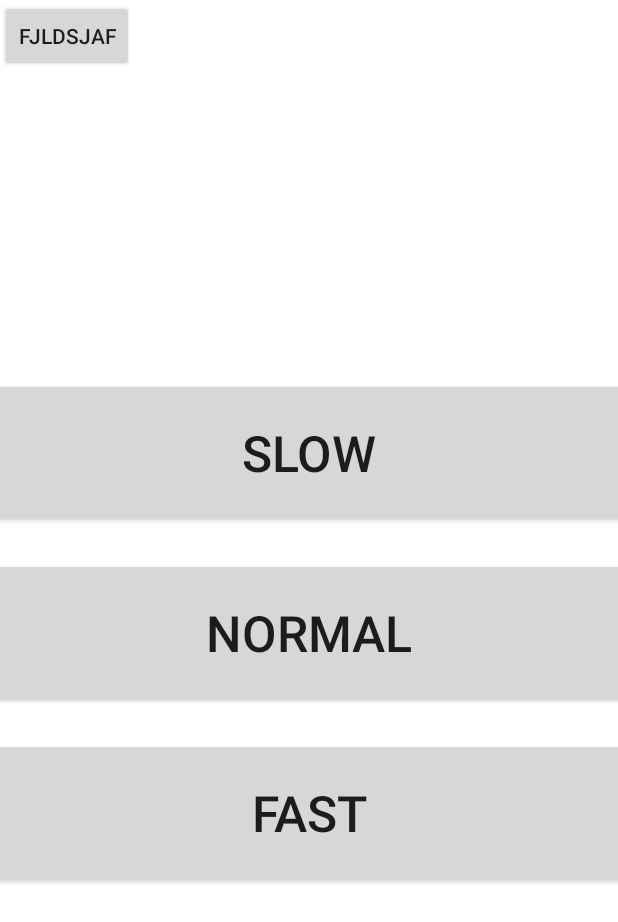
After one commit to boo4ce/FirstGame, an Android app: the SelectLevelActivity screen opened directly, with no data from a screen before it, on a phone screen of 412 x 824 dp. The commit adds this screen. Shown: the top 922 px of the screen. Run offline under Robolectric (Android 15) with nearby library versions, the phone set to English and light mode, and no system bars.

Commit message:
New select level

```diff
--- a/app/src/main/AndroidManifest.xml
+++ b/app/src/main/AndroidManifest.xml
@@ -9,10 +9,13 @@
         android:roundIcon="@mipmap/ic_launcher_round"
         android:supportsRtl="true"
         android:theme="@style/Theme.FirstGame">
+
         <activity
             android:name=".MainActivity"
-            android:screenOrientation="portrait">
-        </activity>
+            android:screenOrientation="portrait"/>
+
+        <activity android:name=".SelectLevelActivity"
+            android:screenOrientation="portrait"/>
 
         <activity
             android:name=".MenuActivity"
--- a/app/src/main/java/com/example/firstgame/MenuActivity.java
+++ b/app/src/main/java/com/example/firstgame/MenuActivity.java
@@ -1,14 +1,19 @@
 package com.example.firstgame;
 
+import android.annotation.SuppressLint;
 import android.app.Activity;
 import android.content.Intent;
 import android.os.Bundle;
+import android.view.MotionEvent;
 import android.view.View;
 import android.view.Window;
 import android.view.WindowManager;
 import android.widget.Button;
 
+import com.example.firstgame.attributes.Level;
+
 public class MenuActivity extends Activity {
+    @SuppressLint("ResourceType")
     @Override
     protected void onCreate(Bundle saveInstanceState) {
         super.onCreate(saveInstanceState);
@@ -21,10 +26,11 @@ public class MenuActivity extends Activity {
         button.setOnClickListener(new View.OnClickListener() {
             @Override
             public void onClick(View v) {
-                Intent intent = new Intent(getApplicationContext(), MainActivity.class);
+                Intent intent = new Intent(getApplicationContext(), SelectLevelActivity.class);
                 startActivity(intent);
             }
         });
+
         button = findViewById(R.id.quit);
         button.setOnClickListener(new View.OnClickListener() {
             @Override
@@ -32,5 +38,6 @@ public class MenuActivity extends Activity {
                 MenuActivity.this.finish();
             }
         });
+
     }
 }
--- /dev/null
+++ b/app/src/main/java/com/example/firstgame/SelectLevelActivity.java
@@ -0,0 +1,36 @@
+package com.example.firstgame;
+
+import android.app.Activity;
+import android.content.Intent;
+import android.os.Bundle;
+import android.view.View;
+
+import com.example.firstgame.attributes.Level;
+
+public class SelectLevelActivity extends Activity {
+    @Override
+    protected void onCreate(Bundle saveInstanceBundle) {
+        super.onCreate(saveInstanceBundle);
+        this.setContentView(R.layout.select_level);
+
+        int[] selected_level = {R.id.slow, R.id.normal, R.id.fast};
+        int[] level = {Level.SLOW, Level.NORMAL, Level.FAST};
+
+        for(int i = 0; i < 3; i++) {
+            final int j = i;
+            findViewById(selected_level[i]).setOnClickListener(new View.OnClickListener() {
+                @Override
+                public void onClick(View v) {
+                    openNewActivity(level[j]);
+                    SelectLevelActivity.this.finish();
+                }
+            });
+        }
+    }
+
+    private void openNewActivity(int level) {
+        Intent intent = new Intent(getApplicationContext(), MainActivity.class);
+        Level.setLevel(level);
+        startActivity(intent);
+    }
+}
--- a/app/src/main/java/com/example/firstgame/view/GameView.java
+++ b/app/src/main/java/com/example/firstgame/view/GameView.java
@@ -80,7 +80,6 @@ public class GameView extends SurfaceView implements SurfaceHolder.Callback {
 
     private void initGame() {
         this.setRatio();
-        Level.setLevel(Level.FAST);
 
         int[] list = {R.drawable.zero, R.drawable.one, R.drawable.two, R.drawable.three, //0, 1, 2, 3
                 R.drawable.four, R.drawable.five, R.drawable.six, R.drawable.seven, //4, 5, 6, 7
--- a/app/src/main/res/layout/menu_activity.xml
+++ b/app/src/main/res/layout/menu_activity.xml
@@ -26,14 +26,14 @@
             android:text="Continues" />
 
         <Button
+            android:id="@+id/startGame"
+            style="@style/Box"
+            android:text="New Game" />
+
+        <Button
             android:id="@+id/ball"
             style="@style/Box"
             android:text="Ball" />
-
-        <Button
-            android:id="@+id/startGame"
-            style="@style/Box"
-            android:text="New Game" />
 
         <Button
             android:id="@+id/setting"
--- /dev/null
+++ b/app/src/main/res/layout/select_level.xml
@@ -0,0 +1,40 @@
+<?xml version="1.0" encoding="utf-8"?>
+<androidx.constraintlayout.widget.ConstraintLayout xmlns:android="http://schemas.android.com/apk/res/android"
+    android:layout_width="match_parent"
+    android:layout_height="match_parent"
+    xmlns:app="http://schemas.android.com/apk/res-auto"
+    android:background="@color/transparent">
+
+    <Button
+        android:id="@+id/back"
+        android:layout_width="wrap_content"
+        android:layout_height="wrap_content"
+        android:text="fjldsjaf"
+        app:layout_constraintTop_toTopOf="parent"
+        app:layout_constraintLeft_toLeftOf="parent"/>
+
+    <LinearLayout
+        android:layout_width="wrap_content"
+        android:layout_height="wrap_content"
+        android:orientation="vertical"
+        app:layout_constraintBottom_toBottomOf="parent"
+        app:layout_constraintLeft_toLeftOf="parent"
+        app:layout_constraintRight_toRightOf="parent"
+        app:layout_constraintTop_toTopOf="parent">
+
+        <Button
+            android:id="@+id/slow"
+            style="@style/Box"
+            android:text="Slow" />
+
+        <Button
+            android:id="@+id/normal"
+            style="@style/Box"
+            android:text="Normal" />
+
+        <Button
+            android:id="@+id/fast"
+            style="@style/Box"
+            android:text="Fast" />
+    </LinearLayout>
+</androidx.constraintlayout.widget.ConstraintLayout>
--- a/app/src/main/res/values/styles.xml
+++ b/app/src/main/res/values/styles.xml
@@ -8,5 +8,4 @@
         <item name="android:background">@color/black_overlay</item>
         <item name="android:buttonBarStyle">?android:attr/buttonBarStyle</item>
     </style>
-
 </resources>
```
